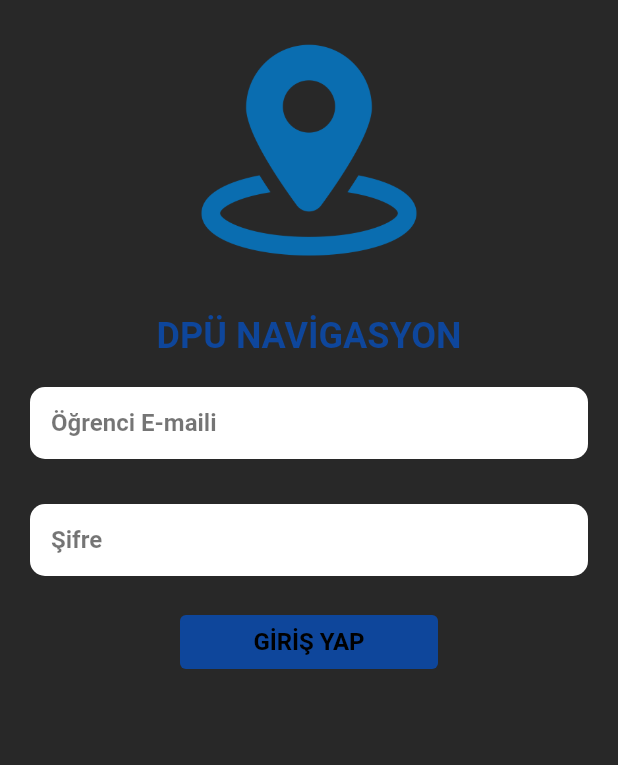
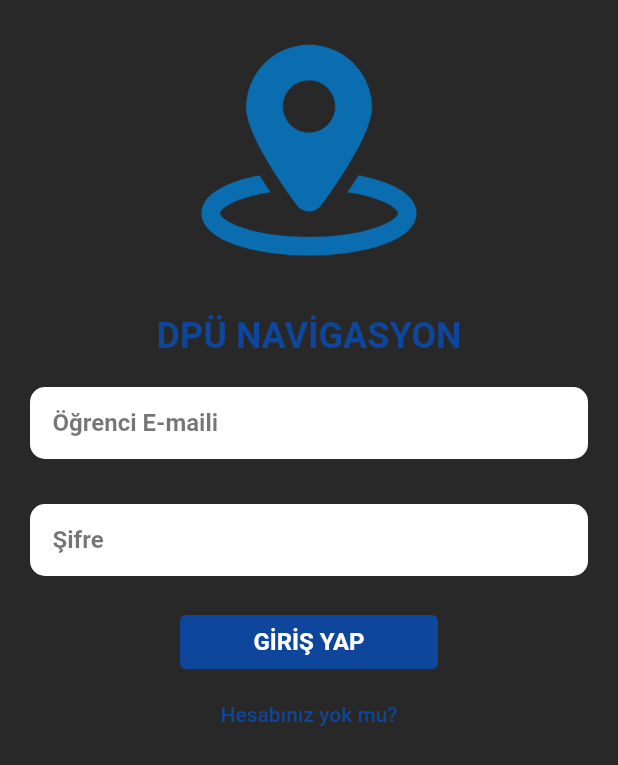
Before and after one commit to Kubilaypeker/navigationApp, a Flutter app: the screen it shows after launch, after a tap on "GİRİŞ YAP", on a phone screen of 412 x 824 dp. Shown: the top 765 px of the screen. Run offline on Flutter 3.47's test engine with Material 2 defaults, Android fonts, the phone set to English and light mode, and no system bars; our stand-ins replace firebase_auth, firebase_core, geolocator, google_maps_flutter; missing offline and left inert: flutter_google_places, google_api_headers, google_maps_routes, google_maps_webservice; accounts and stored records are empty; network calls fail.

Commit message:
last updates

```diff
--- a/lib/authenticationService.dart
+++ b/lib/authenticationService.dart
@@ -1,32 +1,41 @@
 import 'package:firebase_auth/firebase_auth.dart';
 
 class AuthenticationService {
-  final FirebaseAuth _firebaseAuth;
+  final FirebaseAuth _firebaseAuth = FirebaseAuth.instance;
 
-  AuthenticationService(this._firebaseAuth);
+
 
   Stream<User?> get authStateChanges => _firebaseAuth.authStateChanges();
 
   Future<void> signOut() async {
     await _firebaseAuth.signOut();
+    print("kullnıcı: $_firebaseAuth.currentUser");
   }
 
 
   Future<String?> signIn({required String email, required String password}) async{
     try {
-      await _firebaseAuth.signInWithEmailAndPassword( email: email, password: password);
-      return "Giriş yaptınız.";
-    } on FirebaseAuthException catch (e) {
-      return e.message;
+      await FirebaseAuth.instance.signInWithEmailAndPassword(
+          email: email,
+          password: password,
+      );
+    } on FirebaseAuthException catch  (e) {
+      print('Failed with error code: ${e.code}');
+      print(e.message);
     }
   }
 
   Future<String?> signUp({required String email, required String password}) async{
     try{
       await _firebaseAuth.createUserWithEmailAndPassword(email: email, password: password);
+      print("kullnıcı: $_firebaseAuth.currentUser");
       return "Kayıt Oldunuz";
     } on FirebaseAuthException catch (e) {
       return e.message;
     }
   }
+
+
+
+
 }
--- a/lib/loginPage.dart
+++ b/lib/loginPage.dart
@@ -1,7 +1,9 @@
+import 'package:dpunavigation/signUpScreen.dart';
 import 'package:flutter/material.dart';
 import 'package:flutter/services.dart';
 import 'package:firebase_auth/firebase_auth.dart';
-
+import 'package:provider/provider.dart';
+import 'authenticationService.dart';
 import 'main.dart';
 
 
@@ -14,8 +16,8 @@ class loginPage extends StatefulWidget {
 
 class loginPageState extends State<loginPage> {
 
-  final TextEditingController email = TextEditingController();
-  final TextEditingController password = TextEditingController();
+   final TextEditingController userEmail = TextEditingController();
+   final TextEditingController userPassword = TextEditingController();
 
   @override
   Widget build(BuildContext context) {
@@ -49,18 +51,12 @@ class loginPageState extends State<loginPage> {
                 color: Colors.white
               ),
               child: TextFormField(
-                validator: (value) {
-                  if(value == null || value.isEmpty || !value.contains('@dpu.edu') || !value.contains('.')){
-                    return 'Geçersiz E-mail';
-                  }
-                  return null;
-                },
     style: const TextStyle(fontWeight: FontWeight.bold, fontSize: 16, color: Colors.black),
-    controller: email,
+    controller: userEmail,
     decoration: const InputDecoration(
-      contentPadding: EdgeInsets.only(left: 10),
+      contentPadding: EdgeInsets.only(left: 15),
       border: InputBorder.none,
-      hintText: "\tÖğrenci E-maili",
+      hintText: "Öğrenci E-maili",
       hintStyle: TextStyle(fontWeight: FontWeight.bold, fontSize: 16, color: Colors.black54)
                 ),
               ),
@@ -77,11 +73,11 @@ class loginPageState extends State<loginPage> {
               child: TextFormField(
                 obscureText: true,
                 style: const TextStyle(fontWeight: FontWeight.bold, fontSize: 16, color: Colors.black),
-                controller: password,
+                controller: userPassword,
                 decoration: const InputDecoration(
-                  contentPadding: EdgeInsets.only(left: 10),
+                  contentPadding: EdgeInsets.only(left: 15),
                     border: InputBorder.none,
-                    hintText: "\tŞifre",
+                    hintText: "Şifre",
                     hintStyle: TextStyle(fontWeight: FontWeight.bold, fontSize: 16, color: Colors.black54)
                 ),
               ),
@@ -94,17 +90,26 @@ class loginPageState extends State<loginPage> {
               backgroundColor: MaterialStateProperty.all<Color>(const Color(0xff0E469B))
             ),
               onPressed: () {
-                FirebaseAuth.instance.createUserWithEmailAndPassword(email: email.text, password: email.text).then((value) {print("Hesabınız Oluşturuldu!");
-                Navigator.push(context,
-                    MaterialPageRoute(builder: (context) => AuthenticationWrapper()));
-                }).onError((error, stackTrace) {
-                  print("Error ${error.toString()}"
-                  );
-                }
+                context.read<AuthenticationService>().signIn(
+                  email: userEmail.text,
+                  password: userPassword.text,
                 );
               },
               child: const Text("GİRİŞ YAP",
-              style: TextStyle(fontWeight: FontWeight.bold, fontSize: 16, color: Colors.black),
+              style: TextStyle(fontWeight: FontWeight.bold, fontSize: 16, color: Colors.white),
+              ),
+            ),
+          ),
+          Container(
+            child: TextButton(
+              onPressed: () {
+                Navigator.push(context,
+                    MaterialPageRoute(builder: (context) => const signUpScreen()));
+              },
+              child: const Text("Hesabınız yok mu?",
+                style: TextStyle(
+              color: Color(0xff0E469B)
+              ),
               ),
             ),
           ),
--- a/lib/main.dart
+++ b/lib/main.dart
@@ -10,9 +10,10 @@ import 'navigationPage.dart';
 void main() async {
   WidgetsFlutterBinding.ensureInitialized();
   await Firebase.initializeApp(
+    name: "dpu-navigasyon",
     options: DefaultFirebaseOptions.currentPlatform,
   );
-  runApp(MyApp());
+  runApp(const MyApp());
 }
 
 class MyApp extends StatelessWidget {
@@ -24,12 +25,13 @@ class MyApp extends StatelessWidget {
     return MultiProvider(
       providers: [
         Provider<AuthenticationService>(
-          create: (_) => AuthenticationService(FirebaseAuth.instance),
+          create: (_) => AuthenticationService(),
         ),
         StreamProvider(create: (context) => context.read<AuthenticationService>().authStateChanges, initialData: null,
         ),
       ],
       child: MaterialApp(
+        debugShowCheckedModeBanner: false,
         home: AuthenticationWrapper(),
       ),
     );
@@ -42,8 +44,8 @@ class AuthenticationWrapper extends StatelessWidget { // to check user signed in
     final firebaseUser = context.watch<User?>();
 
     if (firebaseUser != null) {
-      return navigationPage();
+      return const navigationPage();
     }
-    return loginPage();
+    return const loginPage();
   }
 }
--- a/pubspec.yaml
+++ b/pubspec.yaml
@@ -35,7 +35,7 @@ dependencies:
   # Use with the CupertinoIcons class for iOS style icons.
   cupertino_icons: ^1.0.2
   google_maps_flutter: ^2.0.5
-  firebase_auth: ^4.2.5
+  firebase_auth: ^3.3.20
   flutterfire: ^0.0.1
   provider: ^6.0.5
   google_api_headers: ^1.5.0+1
@@ -48,6 +48,9 @@ dependencies:
   flutter_polyline_points: ^1.0.0
   google_maps_routes: ^1.1.2
   flutter_native_splash: ^2.2.17
+  firebase_core_platform_interface: 4.5.1
+  firebase_core: ^1.10.0
+  firebase_messaging: ^13.0.4
 
 
 dev_dependencies:
```
Also changed, not shown: lib/signUpScreen.dart (added, +129 -0 lines), lib/navigationPage.dart (indentation only), pubspec.lock, 3 other files.
